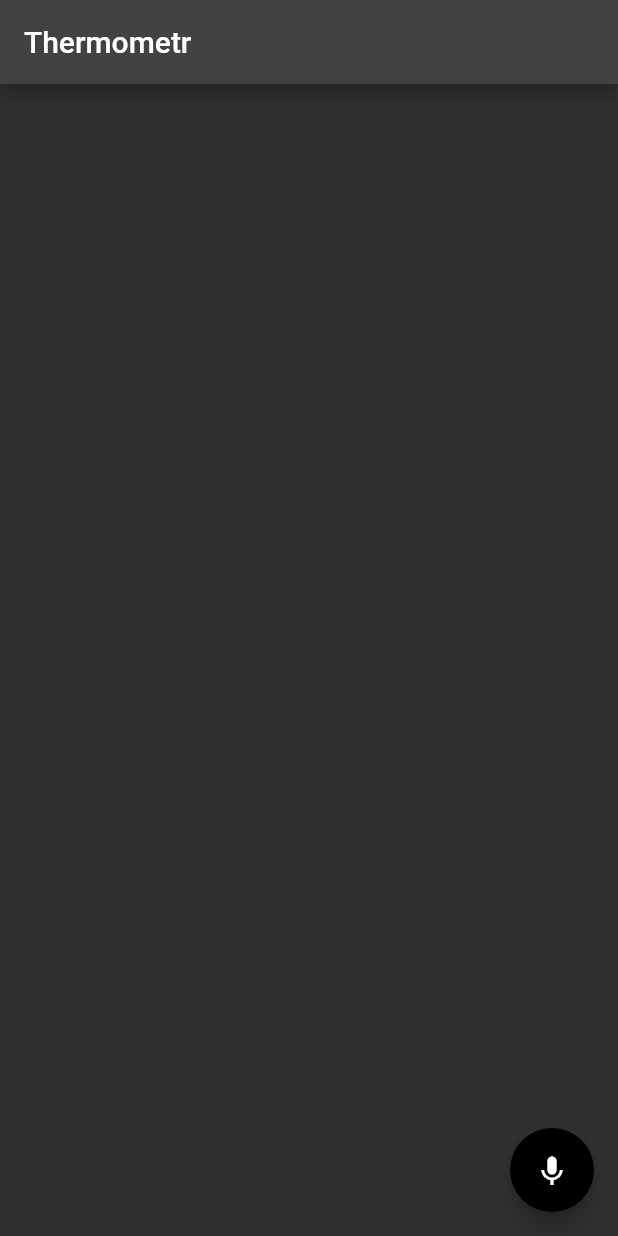
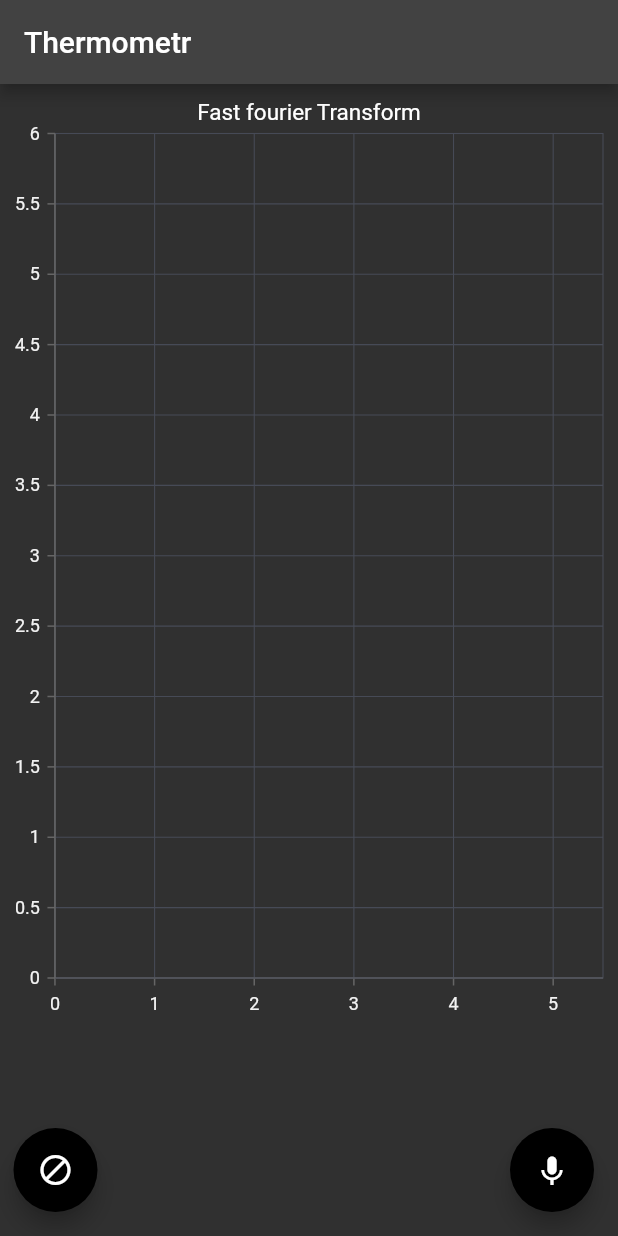
Before and after one commit to makjac/Flutter_Termometr, a Flutter app: the screen it shows after launch, on a phone screen of 412 x 824 dp. Run offline on Flutter 3.47's test engine with Material 2 defaults, Android fonts, the phone set to English and light mode, and no system bars; our stand-ins replace syncfusion_flutter_charts; missing offline and left inert: flutter_audio_capture, scidart.

Commit message:
Finalize fft chart, block chart

```diff
--- a/lib/api/api_base.dart
+++ b/lib/api/api_base.dart
@@ -1 +1,2 @@
-export './audio_capture.dart';
+export 'audio_capture.dart';
+export 'data_handler.dart';
--- /dev/null
+++ b/lib/api/data_handler.dart
@@ -0,0 +1,6 @@
+class ChartData {
+  final double power;
+  final double frequency;
+
+  ChartData(this.power, this.frequency);
+}
--- /dev/null
+++ b/lib/graphic/Charts/fftChart.dart
@@ -0,0 +1,35 @@
+import 'package:flutter/material.dart';
+import 'package:syncfusion_flutter_charts/charts.dart';
+
+import '../../api/data_handler.dart';
+
+class FftCart extends StatelessWidget {
+  double? chartHeight;
+  List<ChartData> data = [];
+
+  FftCart({Key? key, this.chartHeight = null, required this.data});
+
+  @override
+  Widget build(BuildContext context) {
+    return Container(
+      height: 630,
+      child: SfCartesianChart(
+        title: ChartTitle(text: 'Fast fourier Transform'),
+        primaryXAxis: NumericAxis(),
+        primaryYAxis: NumericAxis(
+          maximum: chartHeight,
+          minimum: 0,
+        ),
+        series: <ChartSeries>[
+          FastLineSeries<ChartData, double>(
+            animationDelay: 0,
+            animationDuration: 0,
+            dataSource: data,
+            xValueMapper: (ChartData data, _) => data.frequency,
+            yValueMapper: (ChartData data, _) => data.power,
+          )
+        ],
+      ),
+    );
+  }
+}
--- a/lib/graphic/graphic_base.dart
+++ b/lib/graphic/graphic_base.dart
@@ -1 +1,3 @@
-export './widgets/mainFloatingButton.dart';
+export 'widgets/recordFloatingButton.dart';
+export './widgets/blockFloatingButton.dart';
+export './Charts/fftChart.dart';
--- /dev/null
+++ b/lib/graphic/widgets/blockFloatingButton.dart
@@ -0,0 +1,30 @@
+import 'package:flutter/material.dart';
+
+class BlockFloatingButton extends StatelessWidget {
+  bool isBlocked;
+  VoidCallback? selectHandler;
+
+  BlockFloatingButton({Key? key, this.isBlocked = false, this.selectHandler});
+
+  Icon _getIcon() => isBlocked
+      ? const Icon(Icons.run_circle_outlined)
+      : const Icon(Icons.block);
+
+  Color _getColor() => isBlocked ? Colors.red : Colors.black;
+
+  String _getText() => isBlocked ? 'Blocked' : 'Not Blocked';
+
+  @override
+  Widget build(BuildContext context) {
+    return Container(
+      margin: EdgeInsets.only(left: 25),
+      child: FloatingActionButton(
+        onPressed: selectHandler,
+        child: _getIcon(),
+        backgroundColor: _getColor(),
+        foregroundColor: Colors.white,
+        tooltip: _getText(),
+      ),
+    );
+  }
+}
--- a/lib/graphic/widgets/mainFloatingButton.dart
+++ b/lib/graphic/widgets/recordFloatingButton.dart
@@ -1,10 +1,10 @@
 import 'package:flutter/material.dart';
 
-class MainFloatingButton extends StatelessWidget {
+class RecordFloatingButton extends StatelessWidget {
   bool isRecording;
   VoidCallback? selectHandler;
 
-  MainFloatingButton({Key? key, this.isRecording = false, this.selectHandler})
+  RecordFloatingButton({Key? key, this.isRecording = false, this.selectHandler})
       : super(key: key);
 
   Icon _getIcon() =>
--- a/lib/main.dart
+++ b/lib/main.dart
@@ -1,9 +1,9 @@
-import 'package:flutter/material.dart';
 import 'dart:async';
 
 import 'package:flutter_audio_capture/flutter_audio_capture.dart';
+import 'package:flutter/material.dart';
+import 'package:scidart/numdart.dart';
 import 'package:scidart/scidart.dart';
-import 'package:scidart/numdart.dart';
 
 import './graphic/graphic_base.dart';
 import './api/api_base.dart';
@@ -19,17 +19,74 @@ class MyApp extends StatefulWidget {
 //===================================================
 
 class _MyAppState extends State<MyApp> {
-  final capture = AudioCapture();
+  final FlutterAudioCapture _plugin = FlutterAudioCapture();
+  List<ChartData> data = [];
   bool isRecording = false;
+  bool isBlocked = false;
+  int samplingRate = 16000;
+  double maxFrequency = 0;
+  double? chartHeight = null;
 
   @override
   void initState() {
     super.initState();
   }
 
-  void tooggleRecord() {
+  Future<void> _startCapture() async {
+    await _plugin.start(listener, onError,
+        sampleRate: samplingRate, bufferSize: 5000);
+  }
+
+  Future<void> _stopCapture() async {
+    await _plugin.stop();
+  }
+
+  void listener(dynamic obj) async {
+    await _stopCapture();
+    draw(obj);
+    await _startCapture();
+  }
+
+  Future<void> draw(dynamic obj) async {
+    data = [];
+    List<double> X = [];
+    obj.forEach((element) {
+      X.add(element);
+    });
+    var Y = fft(arrayToComplexArray(
+        Array(X.getRange(0, (X.length / 2).toInt()).toList())));
+    var power = arrayComplexAbs(Y).l;
+    List<double> frequency = [];
+    for (int i = 0; i < power.length ~/ 2; i++) {
+      frequency.add((i * samplingRate) / (power.length * 4));
+      data.add(ChartData(power[i]!, frequency[i]));
+    }
+    //maxFrequency = frequency[arrayArgMax(power)];
+    setState(() {});
+  }
+
+  void onError(Object e) {
+    print(e);
+  }
+
+  void tooggleRecord() async {
     isRecording ? isRecording = false : isRecording = true;
-    capture.tooggleRecord();
+    if (isRecording) {
+      await _startCapture();
+    } else {
+      await _stopCapture();
+    }
+    setState(() {});
+  }
+
+  void blockChart() {
+    if (isBlocked) {
+      isBlocked = false;
+      chartHeight = null;
+    } else {
+      isBlocked = true;
+      chartHeight = 6;
+    }
     setState(() {});
   }
 
@@ -41,9 +98,26 @@ class _MyAppState extends State<MyApp> {
         appBar: AppBar(
           title: Text('Thermometr'),
         ),
-        floatingActionButton: MainFloatingButton(
-          isRecording: isRecording,
-          selectHandler: tooggleRecord,
+        floatingActionButton: Row(
+          mainAxisAlignment: MainAxisAlignment.spaceBetween,
+          children: [
+            BlockFloatingButton(
+              isBlocked: isBlocked,
+              selectHandler: blockChart,
+            ),
+            RecordFloatingButton(
+              isRecording: isRecording,
+              selectHandler: tooggleRecord,
+            ),
+          ],
+        ),
+        body: Column(
+          children: [
+            FftCart(
+              data: data,
+              chartHeight: chartHeight,
+            ),
+          ],
         ),
       ),
     );
--- a/pubspec.yaml
+++ b/pubspec.yaml
@@ -36,6 +36,7 @@ dependencies:
   cupertino_icons: ^1.0.2
   scidart: ^0.0.2-dev.9
   flutter_audio_capture: ^1.1.0
+  syncfusion_flutter_charts: ^20.1.47+1
 
 dev_dependencies:
   flutter_test:
```
Also changed, not shown: lib/api/audio_capture.dart (+19 -10 lines), pubspec.lock.
